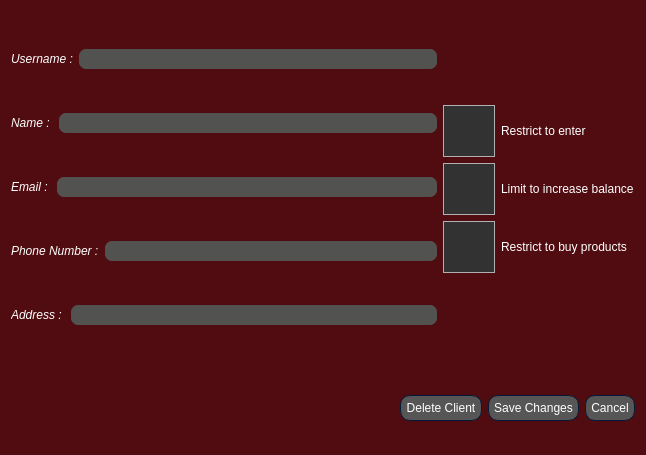
This is AP/edit_client_dialog.ui in AP-projects-4001/Guys as Qt 5 draws it before an edit. The edited form follows.
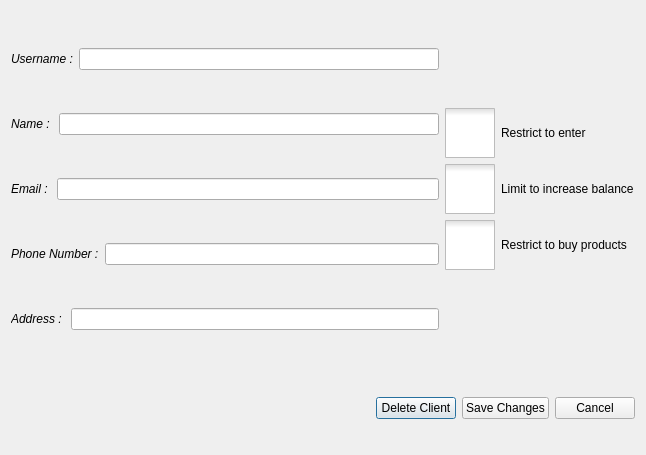
This is the edited form. Icons and pictures are not drawn.

Patch:
```diff
--- a/AP/edit_client_dialog.ui
+++ b/AP/edit_client_dialog.ui
@@ -14,675 +14,7 @@
    <string>Dialog</string>
   </property>
   <property name="styleSheet">
-   <string notr="true">
-QWidget
-{
-	background-color: #500c10;
-	color: #ffffff;
-	border-color: #051a39;
-
-}
-
-
-QLabel
-{
-	background-color: transparent;
-	color: #ffffff;
-
-}
-
-
-QToolTip
-{
-	border : 1px solid #500c10;
-	background-color: #26264f;
-	color: #ffffff;
-	border-color: #051a39;
-
-}
-QPushButton
-{
-	background-color: #565656;
-	color: #ffffff;
-	border-style: solid;
-	border-width: 1px;
-	border-radius: 10px;
-	border-color: #051a39;
-	padding: 5px;
-
-}
-
-
-QPushButton::disabled
-{
-	background-color: #404040;
-	color: #656565;
-	border-color: #051a39;
-
-}
-
-
-QPushButton::hover
-{
-	background-color: #8399ff;
-	color: #ffffff;
-	border-style: solid;
-	border-width: 1px;
-	border-radius: 10px;
-	border-color: #051a39;
-	padding: 5px;
-}
-
-
-QPushButton::pressed
-{
-	background-color: #4969ff;
-	color: #ffffff;
-	border-style: solid;
-	border-width: 1px;
-	border-radius: 10px;
-	border-color: #051a39;
-	padding: 5px;
-
-}
-
-QComboBox
-{
-    background-color: #565656;
-    border: 1px solid;
-    border-radius: 3px;
-    padding-left: 6px;
-    color: #ffffff;
-    height: 20px;
-
-}
-
-
-QComboBox::disabled
-{
-	background-color: #404040;
-	color: #656565;
-	border-color: #051a39;
-
-}
-
-
-QComboBox:hover
-{
-    background-color: #8399ff;
-}
-
-
-QComboBox:on
-{
-    background-color: #4969ff;
-
-}
-
-
-QComboBox QAbstractItemView
-{
-    background-color: #383838;
-    color: #ffffff;
-    border: 1px solid black;
-    selection-background-color: #4969ff;
-    selection-color: #ffffff;
-    outline: 0;
-
-}
-
-QComboBox::drop-down
-{
-    subcontrol-origin: padding;
-    subcontrol-position: top right;
-    width: 15px;
-    border-left-width: 0px;
-    border-left-color: darkgray;
-    border-left-style: solid; 
-    border-top-right-radius: 3px; 
-    border-bottom-right-radius: 3px;
-
-}
-
-
-QComboBox::down-arrow
-{
-    image: url(://arrow-down.png);
-    width: 8px;
-    height: 8px;
-}
-
-
-QSpinBox
-{
-	background-color: #525251;
-	color: #ffffff;
-	border: 1px solid #051a39;
-	border-radius: 3px;
-	padding : 2px;
-}
-
-QLineEdit
-{
-	background-color: #525251;
-	color: #ffffff;
-	border-width: 1px;
-	border-radius: 7px;
-	border-color: #051a39;
-	padding: 2px;
-
-}
-
-QLineEdit::disabled
-{
-	background-color: #404040;
-	color: #656565;
-	border-width: 1px;
-	border-radius: 7px;
-	border-color: #051a39;
-	padding: 2px;
-
-}
-
-QTextEdit
-{
-	background-color: #ffffff;
-	color: #010201;
-	border-color: #051a39;
-
-}
-
-
-QTextEdit::disabled
-{
-	background-color: #404040;
-	color: #656565;
-	border-color: #051a39;
-
-}
-
-QCheckBox::indicator
-{
-    color: #b1b1b1;
-    background-color: #323232;
-    border: 1px solid #b1b1b1;
-    width: 12px;
-    height: 12px;
-
-}
-
-
-QCheckBox::indicator:checked
-{
-    image:url(://checkbox.png);
-    border: 1px solid #565656;
-
-}
-
-
-QCheckBox::disabled
-{
-	color: #656565;
-
-}
-
-
-QCheckBox::indicator:disabled
-{
-	background-color: #656565;
-	color: #656565;
-    border: 1px solid #656565;
-
-}
-
-
-QRadioButton::indicator::unchecked
-{ 
-	border: 2px inset gray; 
-	border-radius: 5px; 
-	background-color:  #fff;
-	width: 9px; 
-	height: 9px; 
-
-}
-
-
-QRadioButton::indicator::unchecked:hover
-{ 
-	border: 2px solid #565656; 
-	border-radius: 5px; 
-	background-color:  #fff;
-	width: 9px; 
-	height: 9px; 
-
-}
-
-
-QRadioButton::indicator::checked
-{ 
-	border: 2px inset darkgray; 
-	border-radius: 5px; 
-	background-color: #4969ff; 
-	width: 9px; 
-	height: 9px; 
-
-}
-
-
-QRadioButton::disabled
-{
-	color: #656565;
-
-}
-
-
-QRadioButton::indicator:disabled
-{
-	background-color: #656565;
-	color: #656565;
-    border: 2px solid #656565;
-
-}
-
-
-QTableView
-{
-    background-color: #242526;
-    border: 1px solid #32414B;
-    color: #f0f0f0;
-    gridline-color: #8faaff;
-    outline : 0;
-
-}
-
-
-QTableView::disabled
-{
-    background-color: #242526;
-    border: 1px solid #32414B;
-    color: #656565;
-    gridline-color: #656565;
-    outline : 0;
-
-}
-
-
-QTableView::item:hover 
-{
-    background-color: #26264f;
-    color: #f0f0f0;
-
-}
-
-
-QTableView::item:selected 
-{
-    background-color: #1a1b1c;
-    border: 2px solid #4969ff;
-    color: #F0F0F0;
-
-}
-
-
-QTableView::item:selected:disabled
-{
-    background-color: #1a1b1c;
-    border: 2px solid #525251;
-    color: #656565;
-
-}
-
-
-QTableCornerButton::section
-{
-    background-color: #505050;
-    color: #fff;
-
-}
-
-
-QHeaderView::section
-{
-    background-color: #525251;
-    color: #fff;
-    text-align: left;
-	padding: 4px;
-	
-}
-
-
-QHeaderView::section:disabled
-{
-    background-color: #525251;
-    color: #656565;
-
-}
-
-
-
-
-
-
-QHeaderView::section::vertical::first,
-QHeaderView::section::vertical::only-one
-{
-    border-top: 1px solid #353635;
-
-}
-
-
-QHeaderView::section::vertical
-{
-    border-top: 1px solid #353635;
-
-}
-
-
-QHeaderView::section::horizontal::first,
-QHeaderView::section::horizontal::only-one
-{
-    border-left: 1px solid #353635;
-
-}
-
-
-QHeaderView::section::horizontal
-{
-    border-left: 1px solid #353635;
-
-}
-
-
-QTabBar::tab
-{
-	background-color: #262626;
-	color: #ffffff;
-	border-style: solid;
-	border-width: 1px;
-	border-top-left-radius: 3px;
-	border-top-right-radius: 3px;
-	border-color: #051a39;
-	padding: 5px;
-
-}
-
-
-QTabBar::tab:disabled
-{
-	background-color: #656565;
-	color: #656565;
-}
-
-
-QTabWidget::pane 
-{
-	background-color: #262626;
-	color: #ffffff;
-    border: 1px solid;
-    border-color: #565656;
-
-}
-
-
-QTabBar::tab:selected
-{
-    background-color: #565656;
-	color: #ffffff;
-	border-style: solid;
-	border-width: 1px;
-	border-top-left-radius: 3px;
-	border-top-right-radius: 3px;
-	border-color: #051a39;
-	padding: 5px;
-
-}
-
-
-QTabBar::tab:selected:disabled
-{
-	background-color: #404040;
-	color: #656565;
-
-}
-
-
-QTabBar::tab:!selected 
-{
-    background-color: #262626;
-
-}
-
-
-QTabBar::tab:!selected:hover 
-{
-    background-color: #8399ff;
-
-}
-
-
-QTabBar::tab:top:!selected 
-{
-    margin-top: 3px;
-
-}
-
-
-QTabBar::tab:bottom:!selected 
-{
-    margin-bottom: 3px;
-
-}
-
-
-QTabBar::tab:top, QTabBar::tab:bottom 
-{
-    min-width: 8ex;
-    margin-right: -1px;
-    padding: 5px 10px 5px 10px;
-
-}
-
-
-QTabBar::tab:top:selected 
-{
-    border-bottom-color: none;
-
-}
-
-
-QTabBar::tab:bottom:selected 
-{
-    border-top-color: none;
-
-}
-
-
-QTabBar::tab:top:last, QTabBar::tab:bottom:last,
-QTabBar::tab:top:only-one, QTabBar::tab:bottom:only-one 
-{
-    margin-right: 0;
-
-}
-
-
-QTabBar::tab:left:!selected 
-{
-    margin-right: 3px;
-
-}
-
-
-QTabBar::tab:right:!selected
-{
-    margin-left: 3px;
-
-}
-
-
-QTabBar::tab:left, QTabBar::tab:right 
-{
-    min-height: 8ex;
-    margin-bottom: -1px;
-    padding: 10px 5px 10px 5px;
-
-}
-
-
-QTabBar::tab:left:selected 
-{
-    border-left-color: none;
-
-}
-
-
-QTabBar::tab:right:selected 
-{
-    border-right-color: none;
-
-}
-
-
-QTabBar::tab:left:last, QTabBar::tab:right:last,
-QTabBar::tab:left:only-one, QTabBar::tab:right:only-one 
-{
-    margin-bottom: 0;
-
-}
-
-
-QScrollBar:horizontal
-{
-    border: 1px solid #222222;
-    background-color: #3d3d3d;
-    height: 13px;
-    margin: 0px 16px 0 16px;
-
-}
-
-
-QScrollBar::handle:horizontal
-{
-    background: #565656;
-    min-height: 20px;
-
-}
-
-
-QScrollBar::add-line:horizontal
-{
-    border: 1px solid #1b1b19;
-    background-color: #565656;
-    width: 14px;
-    subcontrol-position: right;
-    subcontrol-origin: margin;
-
-}
-
-
-QScrollBar::sub-line:horizontal
-{
-    border: 1px solid #1b1b19;
-    background-color: #565656;
-    width: 14px;
-    subcontrol-position: left;
-    subcontrol-origin: margin;
-
-}
-
-
-QScrollBar::right-arrow:horizontal
-{
-    width: 6px;
-    height: 6px;
-
-}
-
-
-QScrollBar::left-arrow:horizontal
-{
-    width: 6px;
-    height: 6px;
-
-}
-
-
-QScrollBar::add-page:horizontal, QScrollBar::sub-page:horizontal
-{
-    background: none;
-
-}
-
-
-QScrollBar:vertical
-{
-    background-color: #3d3d3d;
-    width: 13px;
-    margin: 16px 0 16px 0;
-    border: 1px solid #222222;
-
-}
-
-
-QScrollBar::handle:vertical
-{
-    background-color: #565656;
-    min-height: 20px;
-
-}
-
-
-QScrollBar::add-line:vertical
-{
-    border: 1px solid #1b1b19;
-    background-color: #565656;
-    height: 14px;
-    subcontrol-position: bottom;
-    subcontrol-origin: margin;
-
-}
-
-
-QScrollBar::sub-line:vertical
-{
-    border: 1px solid #1b1b19;
-    background-color: #565656;
-    height: 14px;
-    subcontrol-position: top;
-    subcontrol-origin: margin;
-
-}
-
-
-QScrollBar::up-arrow:vertical
-{
-    width: 6px;
-    height: 6px;
-
-}
-
-
-QScrollBar::down-arrow:vertical
-{
-    width: 6px;
-    height: 6px;
-
-}
-
-
-QScrollBar::add-page:vertical, QScrollBar::sub-page:vertical
-{
-    background: none;
-
-}
-
-QStatusBar
-{
-	background-color: #565656;
-	color: #ffffff;
-	border-color: #051a39;
-
-}
-</string>
+   <string notr="true"/>
   </property>
   <layout class="QGridLayout" name="gridLayout">
    <item row="0" column="0">
```
